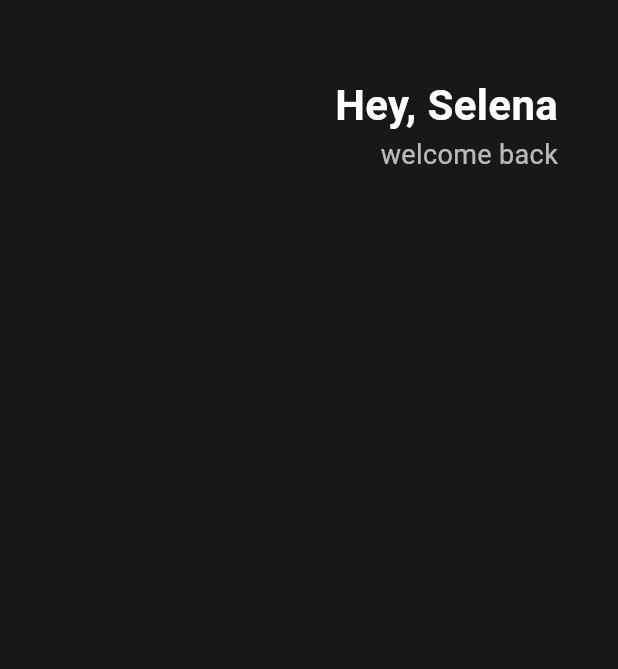
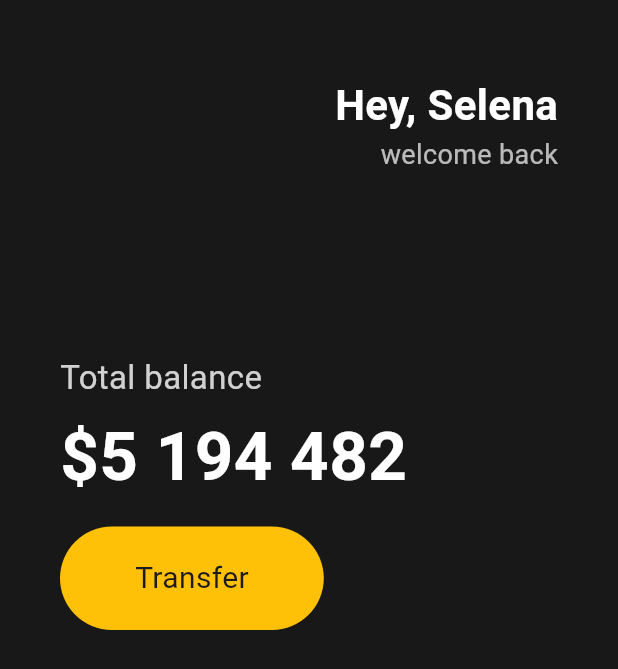
Before and after one commit to jj-jh/clone_webtoon, a Flutter app: the screen it shows after launch, on a phone screen of 412 x 824 dp. Shown: the top 669 px of the screen. Run offline on Flutter 3.47's test engine with Material 3 defaults, Android fonts, the phone set to English and light mode, and no system bars.

Commit message:
make a container

```diff
--- a/Study_Flutter/flutter_application_1/lib/main.dart
+++ b/Study_Flutter/flutter_application_1/lib/main.dart
@@ -13,6 +13,7 @@ class App extends StatelessWidget {
         body: Padding(
           padding: EdgeInsets.symmetric(horizontal: 40),
           child: Column(
+            crossAxisAlignment: CrossAxisAlignment.start,
             children: [
               SizedBox(
                 height: 50,
@@ -41,7 +42,53 @@ class App extends StatelessWidget {
                     ],
                   ),
                 ],
-              )
+              ),
+              SizedBox(
+                height: 120,
+              ),
+              Text(
+                'Total balance',
+                style: TextStyle(
+                  color: Colors.white.withOpacity(0.8),
+                  fontSize: 22,
+                ),
+              ),
+              SizedBox(
+                height: 5,
+              ),
+              Text(
+                '\$5 194 482',
+                style: TextStyle(
+                  color: Colors.white,
+                  fontSize: 45,
+                  fontWeight: FontWeight.w600,
+                ),
+              ),
+              SizedBox(
+                height: 15,
+              ),
+              Row(
+                children: [
+                  Container(
+                    decoration: BoxDecoration(
+                      color: Colors.amber,
+                      borderRadius: BorderRadius.circular(45),
+                    ),
+                    child: Padding(
+                      padding: EdgeInsets.symmetric(
+                        horizontal: 50,
+                        vertical: 20,
+                      ),
+                      child: Text(
+                        'Transfer',
+                        style: TextStyle(
+                          fontSize: 20,
+                        ),
+                      ),
+                    ),
+                  )
+                ],
+              ),
             ],
           ),
         ),
```
